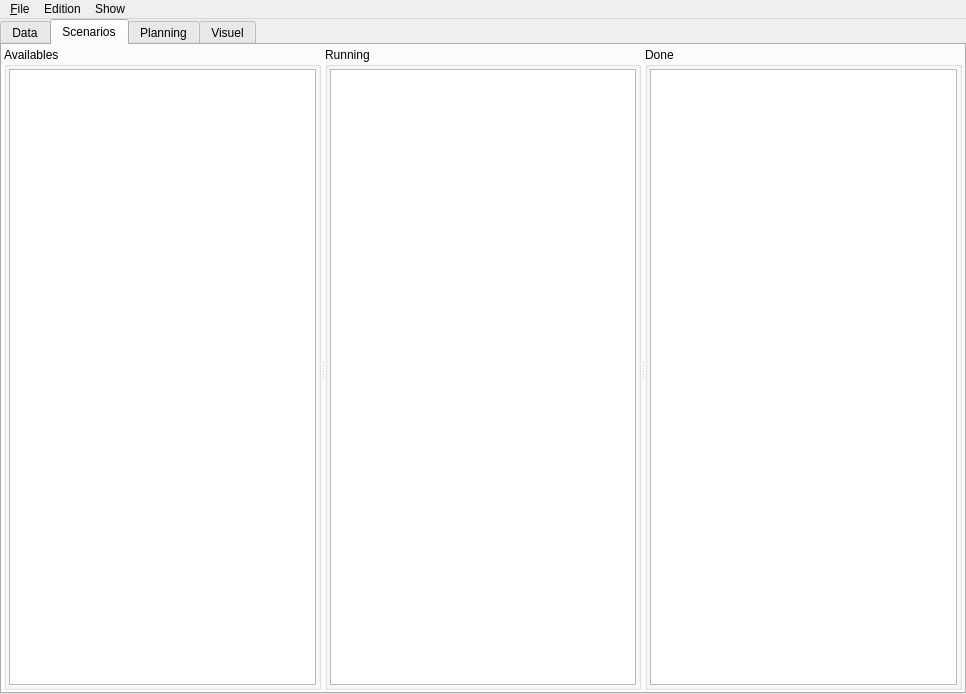
Old version of the form mainwindow.ui in the repository obiwankennedy/rcm.
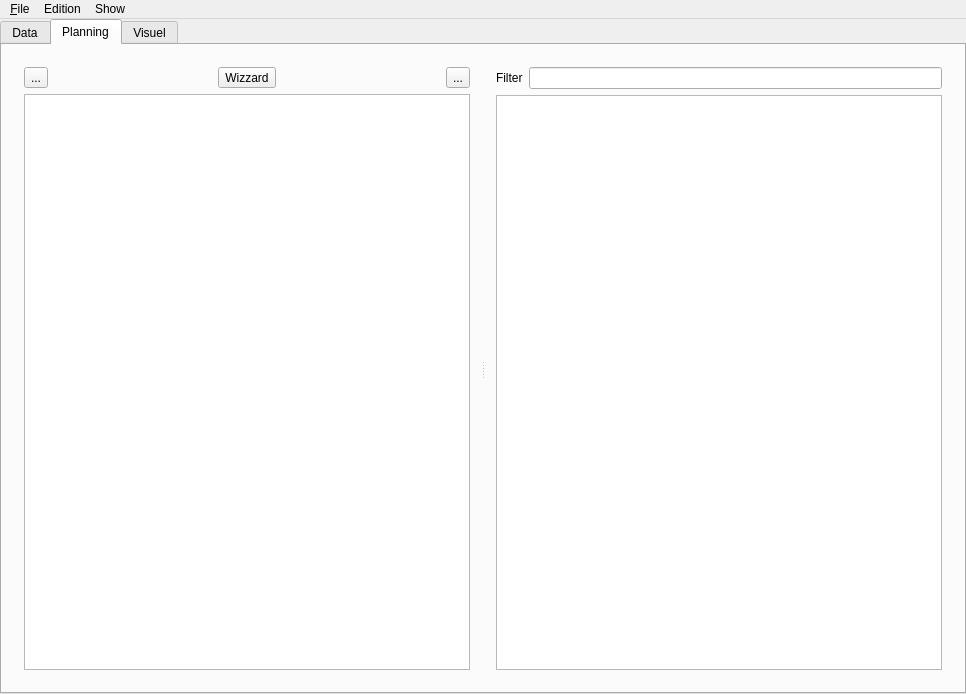
New version of the form. The open tabs and pages were chosen to show the change. Icons and pictures are not drawn. Custom widgets are drawn as their Qt base class.

```diff
--- a/mainwindow.ui
+++ b/mainwindow.ui
@@ -128,128 +128,16 @@
         </item>
        </layout>
       </widget>
-      <widget class="QWidget" name="tab_2">
-       <attribute name="title">
-        <string>Scenarios</string>
-       </attribute>
-       <layout class="QVBoxLayout" name="verticalLayout_6">
-        <property name="spacing">
-         <number>2</number>
-        </property>
-        <property name="leftMargin">
-         <number>2</number>
-        </property>
-        <property name="topMargin">
-         <number>2</number>
-        </property>
-        <property name="rightMargin">
-         <number>2</number>
-        </property>
-        <property name="bottomMargin">
-         <number>2</number>
-        </property>
-        <item>
-         <widget class="QSplitter" name="splitter">
-          <property name="orientation">
-           <enum>Qt::Horizontal</enum>
-          </property>
-          <widget class="QGroupBox" name="groupBox">
-           <property name="title">
-            <string>Availables</string>
-           </property>
-           <layout class="QVBoxLayout" name="verticalLayout_3">
-            <property name="spacing">
-             <number>2</number>
-            </property>
-            <property name="leftMargin">
-             <number>2</number>
-            </property>
-            <property name="topMargin">
-             <number>2</number>
-            </property>
-            <property name="rightMargin">
-             <number>2</number>
-            </property>
-            <property name="bottomMargin">
-             <number>2</number>
-            </property>
-            <item>
-             <widget class="QListView" name="m_scenarioAvailabeView">
-              <property name="uniformItemSizes">
-               <bool>false</bool>
-              </property>
-             </widget>
-            </item>
-           </layout>
-          </widget>
-          <widget class="QGroupBox" name="groupBox_4">
-           <property name="title">
-            <string>Running</string>
-           </property>
-           <layout class="QVBoxLayout" name="verticalLayout_4">
-            <property name="spacing">
-             <number>2</number>
-            </property>
-            <property name="leftMargin">
-             <number>2</number>
-            </property>
-            <property name="topMargin">
-             <number>2</number>
-            </property>
-            <property name="rightMargin">
-             <number>2</number>
-            </property>
-            <property name="bottomMargin">
-             <number>2</number>
-            </property>
-            <item>
-             <widget class="QListView" name="m_scenarioRunningView"/>
-            </item>
-           </layout>
-          </widget>
-          <widget class="QGroupBox" name="groupBox_5">
-           <property name="title">
-            <string>Done</string>
-           </property>
-           <layout class="QVBoxLayout" name="verticalLayout_5">
-            <property name="spacing">
-             <number>2</number>
-            </property>
-            <property name="leftMargin">
-             <number>2</number>
-            </property>
-            <property name="topMargin">
-             <number>2</number>
-            </property>
-            <property name="rightMargin">
-             <number>2</number>
-            </property>
-            <property name="bottomMargin">
-             <number>2</number>
-            </property>
-            <item>
-             <widget class="QListView" name="m_scenarioDoneView"/>
-            </item>
-           </layout>
-          </widget>
-         </widget>
-        </item>
-       </layout>
-      </widget>
       <widget class="QWidget" name="tab_3">
        <attribute name="title">
         <string>Planning</string>
        </attribute>
-       <layout class="QVBoxLayout" name="verticalLayout_8">
+       <layout class="QVBoxLayout" name="verticalLayout_11">
         <item>
          <widget class="QSplitter" name="splitter_2">
           <property name="orientation">
            <enum>Qt::Horizontal</enum>
           </property>
-          <property name="opaqueResize">
-           <bool>true</bool>
-          </property>
-          <widget class="QGraphicsView" name="m_timeLine"/>
           <widget class="QWidget" name="layoutWidget">
            <layout class="QVBoxLayout" name="verticalLayout_7">
             <item>
@@ -309,18 +197,26 @@
                 </property>
                </widget>
               </item>
+             </layout>
+            </item>
+            <item>
+             <widget class="QGraphicsView" name="m_timeLine"/>
+            </item>
+           </layout>
+          </widget>
+          <widget class="QWidget" name="layoutWidget">
+           <layout class="QVBoxLayout" name="verticalLayout_8">
+            <item>
+             <layout class="QHBoxLayout" name="horizontalLayout_8">
               <item>
-               <spacer name="horizontalSpacer_5">
-                <property name="orientation">
-                 <enum>Qt::Horizontal</enum>
+               <widget class="QLabel" name="label_2">
+                <property name="text">
+                 <string>Filter</string>
                 </property>
-                <property name="sizeHint" stdset="0">
-                 <size>
-                  <width>40</width>
-                  <height>20</height>
-                 </size>
-                </property>
-               </spacer>
+               </widget>
+              </item>
+              <item>
+               <widget class="QLineEdit" name="m_filterEdit"/>
               </item>
              </layout>
             </item>
@@ -332,6 +228,21 @@
               <property name="dragDropMode">
                <enum>QAbstractItemView::DragOnly</enum>
               </property>
+              <property name="selectionMode">
+               <enum>QAbstractItemView::SingleSelection</enum>
+              </property>
+              <property name="selectionBehavior">
+               <enum>QAbstractItemView::SelectRows</enum>
+              </property>
+              <property name="sortingEnabled">
+               <bool>true</bool>
+              </property>
+              <attribute name="horizontalHeaderShowSortIndicator" stdset="0">
+               <bool>false</bool>
+              </attribute>
+              <attribute name="horizontalHeaderStretchLastSection">
+               <bool>true</bool>
+              </attribute>
              </widget>
             </item>
            </layout>
@@ -620,7 +531,7 @@
  <customwidgets>
   <customwidget>
    <class>ScenarioListView</class>
-   <extends>QListView</extends>
+   <extends>QTableView</extends>
    <header>localisation/scenariolistview.h</header>
   </customwidget>
  </customwidgets>
```
Left out of the diff: 11 changed lines with no effect on the pictures.
